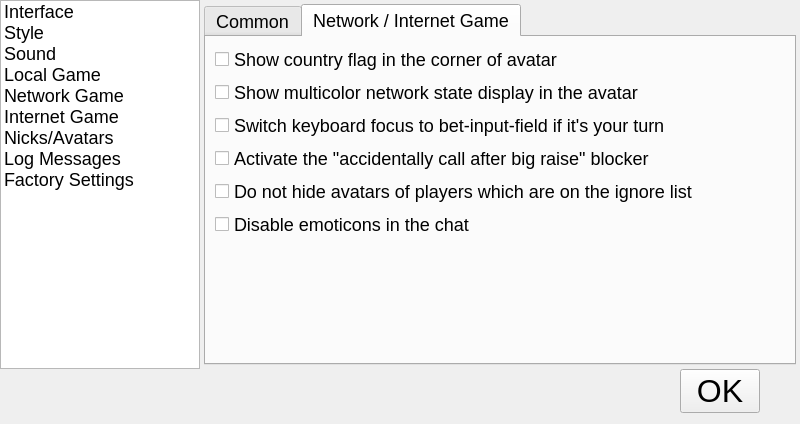
This is src/gui/qt/gui_800x480/settingsdialog_800x480.ui in pokerth/pokerth as Qt 5 draws it before an edit. The edited form follows.
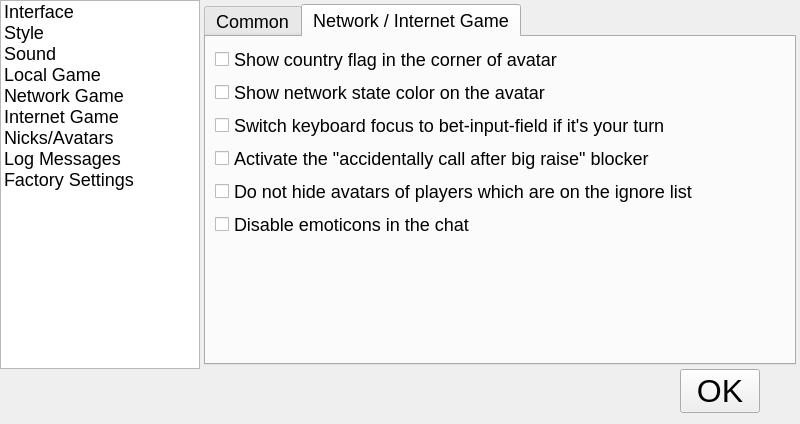
This is the edited form. The open tabs and pages were chosen to show the change. Icons and pictures are not drawn. Custom widgets are drawn as their Qt base class.

Commit message: fixed strings for network state display config options

Patch:
```diff
--- a/src/gui/qt/gui_800x480/settingsdialog_800x480.ui
+++ b/src/gui/qt/gui_800x480/settingsdialog_800x480.ui
@@ -342,7 +342,7 @@
              <item row="1" column="0">
               <widget class="QCheckBox" name="checkBox_showPingStateInAvatar">
                <property name="text">
-                <string>Show multicolor network state display in the avatar</string>
+                <string>Show network state color on the avatar</string>
                </property>
               </widget>
              </item>
```
The commit also changes 1 other file.
